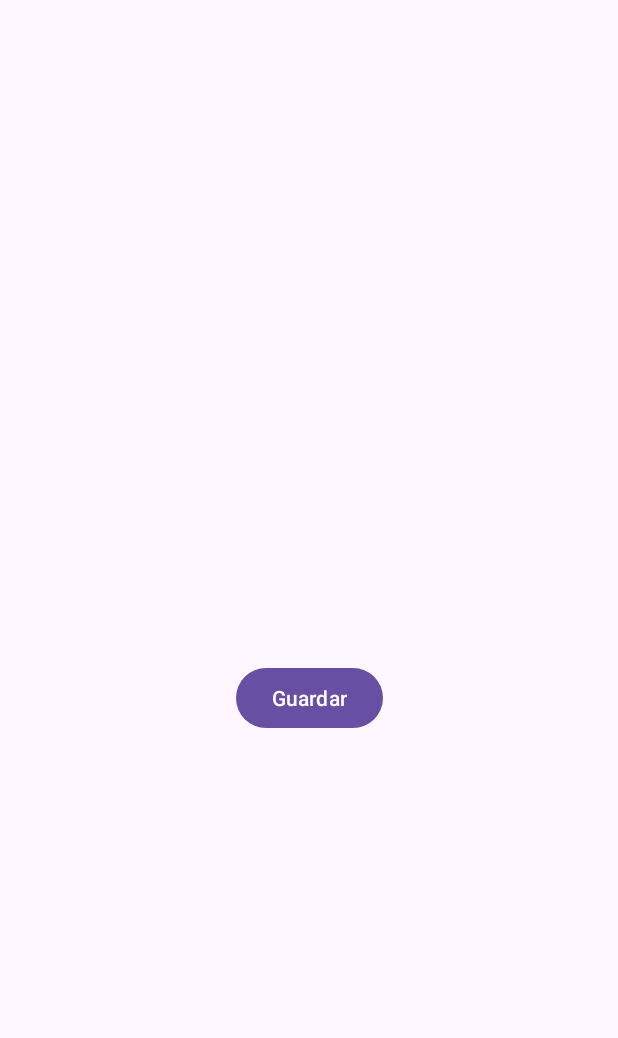
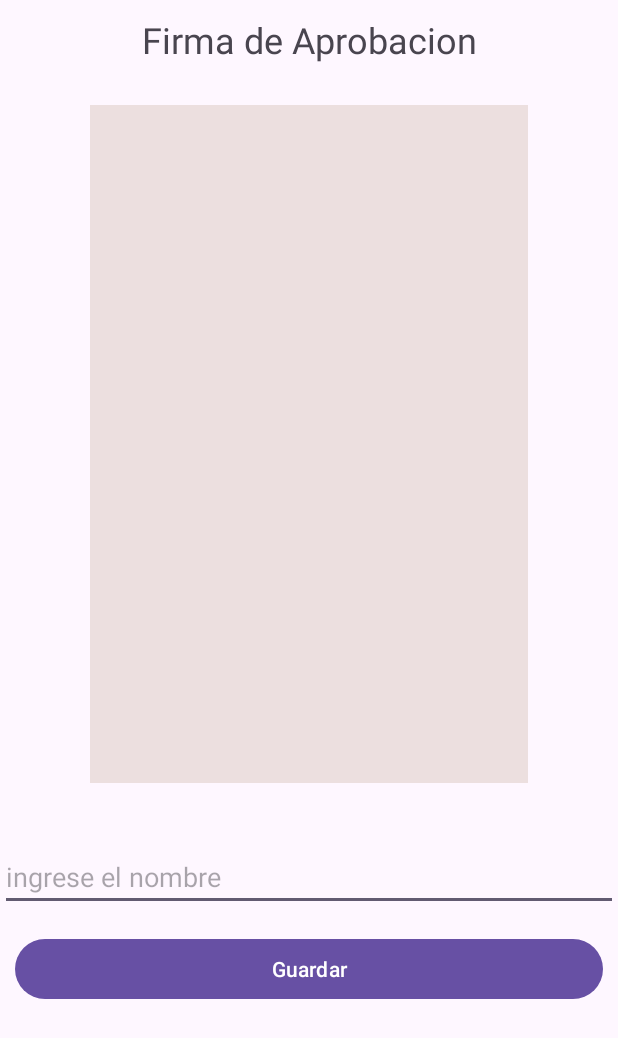
Before and after one commit to montaniaRoja/CapturarFirma, an Android app: the screen it shows after launch (MainActivity), on a phone screen of 412 x 824 dp. Shown: the top 1038 px of the screen. Run offline under Robolectric (Android 15) with nearby library versions, the phone set to English and light mode, and no system bars.

Commit message:
commit 2

```diff
--- a/app/build.gradle
+++ b/app/build.gradle
@@ -32,6 +32,7 @@ dependencies {
 
     implementation 'androidx.appcompat:appcompat:1.6.1'
     implementation 'com.google.android.material:material:1.10.0'
+    implementation 'androidx.recyclerview:recyclerview:1.3.2'
     implementation 'androidx.constraintlayout:constraintlayout:2.1.4'
     testImplementation 'junit:junit:4.13.2'
     androidTestImplementation 'androidx.test.ext:junit:1.1.5'
--- a/app/src/main/AndroidManifest.xml
+++ b/app/src/main/AndroidManifest.xml
@@ -13,6 +13,9 @@
         android:theme="@style/Theme.CapturarFirma"
         tools:targetApi="31">
         <activity
+            android:name=".ListaFirmas"
+            android:exported="false" />
+        <activity
             android:name=".MainActivity"
             android:exported="true">
             <intent-filter>
--- a/app/src/main/java/com/example/capturarfirma/MainActivity.java
+++ b/app/src/main/java/com/example/capturarfirma/MainActivity.java
@@ -1,28 +1,93 @@
 package com.example.capturarfirma;
 
 import androidx.appcompat.app.AppCompatActivity;
+
+import android.content.ContentValues;
+import android.content.Intent;
+import android.database.sqlite.SQLiteDatabase;
+import android.graphics.Bitmap;
+import android.graphics.NinePatch;
 import android.os.Bundle;
 import android.view.View;
 import android.widget.Button;
+import android.widget.EditText;
+import android.widget.Toast;
+
+import java.io.ByteArrayOutputStream;
 
 public class MainActivity extends AppCompatActivity {
 
     Button btnGuardar;
     SignatureView signatureView;
+    EditText txtName;
 
     @Override
     protected void onCreate(Bundle savedInstanceState) {
         super.onCreate(savedInstanceState);
         setContentView(R.layout.activity_main);
-
-        btnGuardar = findViewById(R.id.btnGuardar);
-        signatureView = findViewById(R.id.signatureView);
+        signatureView=findViewById(R.id.signatureView);
+        btnGuardar = (Button) findViewById(R.id.btnGuardar);
+        txtName=findViewById(R.id.txtName);
+        btnGuardar.setOnClickListener(v -> guardarFirma());
     }
 
-    // Agrega este método para manejar el clic del botón
-    public void saveSignature(View view) {
-        // Obtén la firma del objeto SignatureView
-        // Puedes usar signatureView.getSignature() para obtener la Path de la firma
-        // y realizar cualquier acción necesaria, como guardarla en SQLite
+    private void guardarFirma() {
+        try {
+            SQLiteConexion conexion = new SQLiteConexion(this, Transacciones.nameDB, null, 1);
+            SQLiteDatabase db = conexion.getWritableDatabase();
+
+            String nombre = txtName.getText().toString();
+            byte[] firmaBytes = obtenerBytesDesdeFirma();
+
+            ContentValues valores = new ContentValues();
+            valores.put(Transacciones.nombre, nombre);
+            valores.put(Transacciones.firma, firmaBytes);
+
+
+            long resultado = db.insert(Transacciones.Tabla1, null, valores);
+
+            if (resultado > 0) {
+                Toast.makeText(this, getString(R.string.Respuesta), Toast.LENGTH_SHORT).show();
+                signatureView.clear();
+                iniciarNuevoActivity();
+            } else {
+                Toast.makeText(this, getString(R.string.ErrorResp), Toast.LENGTH_SHORT).show();
+            }
+
+        } catch (Exception exception) {
+            Toast.makeText(this, getString(R.string.ErrorResp), Toast.LENGTH_SHORT).show();
+        }
     }
+
+
+    private void iniciarNuevoActivity() {
+        Intent intent=new Intent(MainActivity.this, ListaFirmas.class);
+        startActivity(intent);
+
+    }
+
+    private byte[] obtenerBytesDesdeFirma() {
+        // Obtén la firma como un objeto Bitmap desde tu SignatureView
+        Bitmap firmaBitmap = signatureView.getBitmap();
+
+        ByteArrayOutputStream stream = new ByteArrayOutputStream();
+        firmaBitmap.compress(Bitmap.CompressFormat.PNG, 100, stream);
+        return stream.toByteArray();
+    }
+
+/*    private Bitmap obtenerBitmapDesdeFirma() {
+        // Obtén la firma como un objeto Bitmap
+        // Aquí asumimos que SignatureView tiene un método getBitmap() que devuelve un Bitmap de la firma
+        Bitmap firmaBitmap = signatureView.getBitmap();
+
+        // Puedes ajustar el tamaño de la imagen según tus necesidades
+        int width = 300; // ajusta el ancho según lo necesario
+        int height = 300; // ajusta la altura según lo necesario
+        Bitmap firmaResized = Bitmap.createScaledBitmap(firmaBitmap, width, height, false);
+
+        return firmaResized;
+    }
+*/
+
+
 }
--- a/app/src/main/res/layout/activity_main.xml
+++ b/app/src/main/res/layout/activity_main.xml
@@ -8,9 +8,11 @@
 
     <Button
         android:id="@+id/btnGuardar"
-        android:layout_width="wrap_content"
+        android:layout_width="0dp"
         android:layout_height="wrap_content"
-        android:layout_marginTop="20dp"
+        android:layout_marginStart="10dp"
+        android:layout_marginTop="100dp"
+        android:layout_marginEnd="10dp"
         android:text="Guardar"
         app:layout_constraintEnd_toEndOf="parent"
         app:layout_constraintStart_toStartOf="parent"
@@ -18,11 +20,36 @@
 
     <com.example.capturarfirma.SignatureView
         android:id="@+id/signatureView"
-        android:layout_width="193dp"
-        android:layout_height="411dp"
-        android:layout_marginTop="10dp"
+        android:layout_width="292dp"
+        android:layout_height="452dp"
+        android:layout_marginTop="70dp"
+        android:background="#ECDFDF"
         app:layout_constraintEnd_toEndOf="parent"
         app:layout_constraintStart_toStartOf="parent"
         app:layout_constraintTop_toTopOf="parent" />
 
+    <TextView
+        android:id="@+id/textView"
+        android:layout_width="272dp"
+        android:layout_height="32dp"
+        android:layout_marginTop="10dp"
+        android:text="Firma de Aprobacion"
+        android:textAlignment="center"
+        android:textSize="24sp"
+        app:layout_constraintEnd_toEndOf="parent"
+        app:layout_constraintStart_toStartOf="parent"
+        app:layout_constraintTop_toTopOf="parent" />
+
+    <EditText
+        android:id="@+id/txtName"
+        android:layout_width="0dp"
+        android:layout_height="wrap_content"
+        android:layout_marginTop="40dp"
+        android:ems="10"
+        android:hint="ingrese el nombre"
+        android:inputType="text"
+        app:layout_constraintEnd_toEndOf="parent"
+        app:layout_constraintStart_toStartOf="parent"
+        app:layout_constraintTop_toBottomOf="@+id/signatureView" />
+
 </androidx.constraintlayout.widget.ConstraintLayout>
--- a/app/src/main/res/values/strings.xml
+++ b/app/src/main/res/values/strings.xml
@@ -1,3 +1,5 @@
 <resources>
     <string name="app_name">CapturarFirma</string>
+    <string name="Respuesta">Se gurado la firma</string>
+    <string name="ErrorResp">Error al guardar la firma</string>
 </resources>
--- a/build.gradle
+++ b/build.gradle
@@ -1,4 +1,4 @@
 // Top-level build file where you can add configuration options common to all sub-projects/modules.
 plugins {
-id 'com.android.application' version '8.1.2' apply false
+id 'com.android.application' version '8.1.4' apply false
 }
```
Also changed, not shown: app/src/main/java/com/example/capturarfirma/ListaFirmas.java (added, +23 -0 lines), app/src/main/java/com/example/capturarfirma/SQLiteConexion.java (added, +36 -0 lines), app/src/main/java/com/example/capturarfirma/SignatureView.java (+16 -0 lines), app/src/main/java/com/example/capturarfirma/Transacciones.java (added, +36 -0 lines), app/src/main/res/layout/activity_lista_firmas.xml (added, +7 -0 lines).
